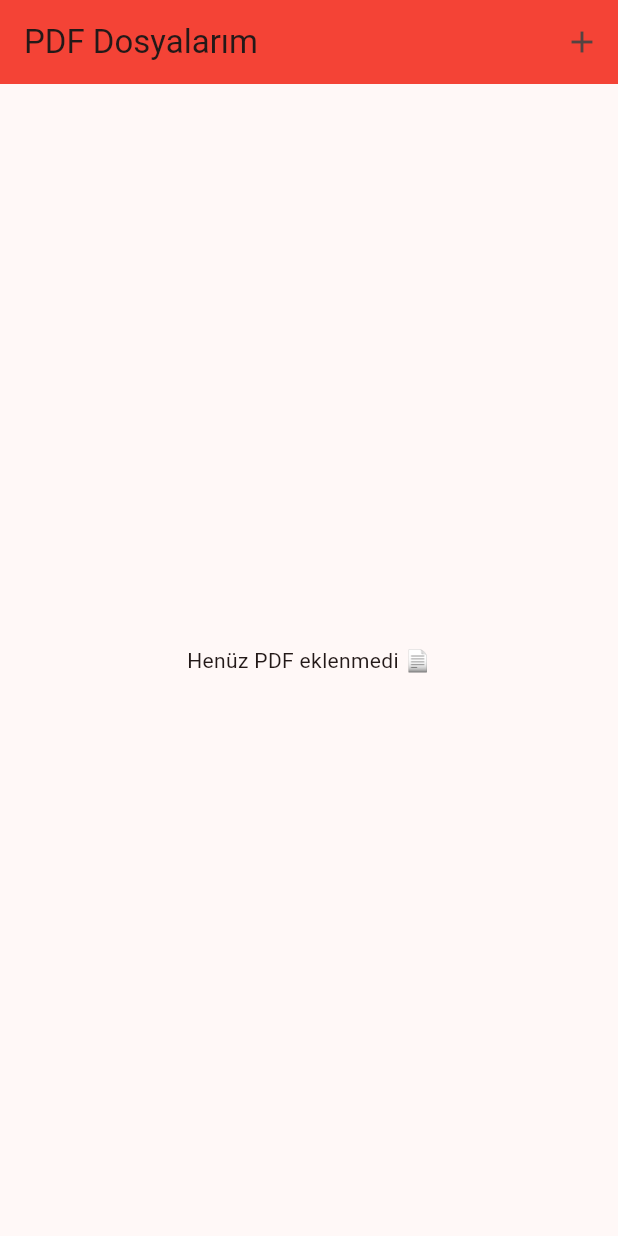
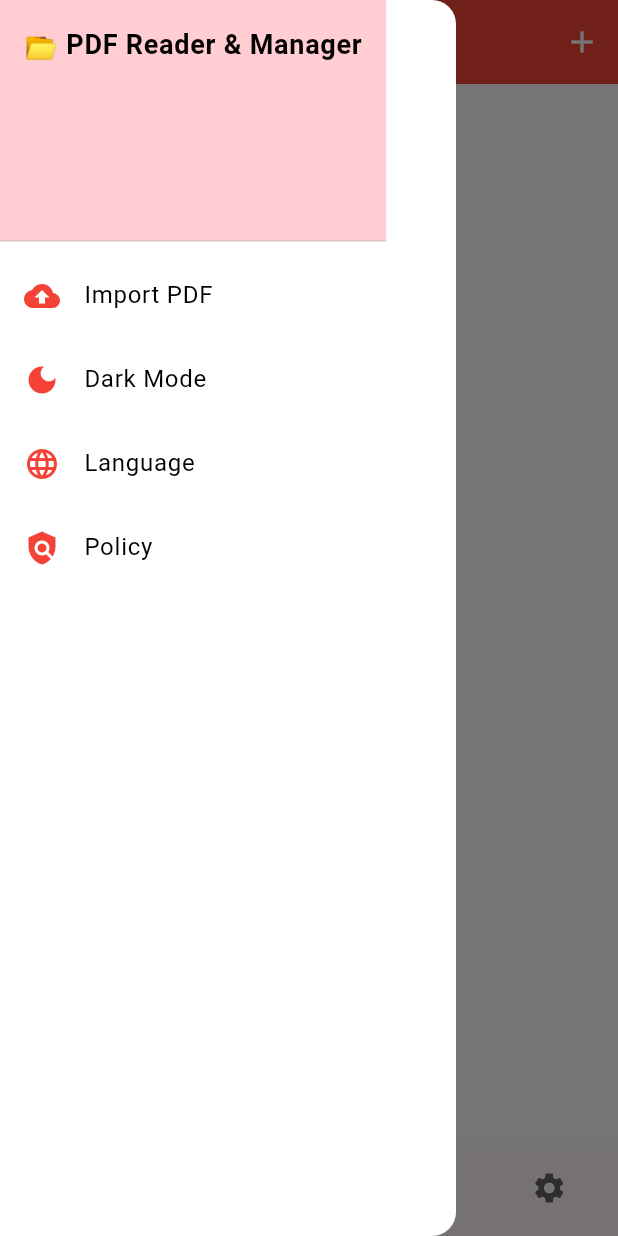
Before and after one commit to Productapptime/flu, a Flutter app: the screen it shows after launch, with the side drawer open (before the commit the screen has no drawer), on a phone screen of 412 x 824 dp. Run offline on Flutter 3.47's test engine with Material 3 defaults, Android fonts, the phone set to English and light mode, and no system bars; our stand-ins replace file_picker; missing offline and left inert: flutter_inappwebview.

Commit message:
Update main.dart

```diff
--- a/lib/main.dart
+++ b/lib/main.dart
@@ -1,3 +1,4 @@
+// lib/main.dart
 import 'dart:io';
 import 'dart:convert';
 import 'package:flutter/material.dart';
@@ -6,16 +7,16 @@ import 'package:flutter_inappwebview/flutter_inappwebview.dart';
 
 void main() async {
   WidgetsFlutterBinding.ensureInitialized();
-  runApp(const PDFApp());
+  runApp(const PDFManagerApp());
 }
 
-class PDFApp extends StatelessWidget {
-  const PDFApp({super.key});
+class PDFManagerApp extends StatelessWidget {
+  const PDFManagerApp({super.key});
 
   @override
   Widget build(BuildContext context) {
     return MaterialApp(
-      title: 'PDF Viewer',
+      title: "PDF Manager",
       debugShowCheckedModeBanner: false,
       theme: ThemeData(
         useMaterial3: true,
@@ -35,27 +36,28 @@ class PDFHomePage extends StatefulWidget {
 
 class _PDFHomePageState extends State<PDFHomePage> {
   final List<File> _pdfFiles = [];
+  bool _darkMode = false;
+  int _selectedIndex = 0;
+  File? _savedFile;
 
+  // 🔹 PDF ekleme
   Future<void> _pickPdf() async {
     final result = await FilePicker.platform.pickFiles(
       type: FileType.custom,
       allowedExtensions: ['pdf'],
     );
-
     if (result != null && result.files.single.path != null) {
       final file = File(result.files.single.path!);
       setState(() => _pdfFiles.add(file));
     }
   }
 
+  // 🔹 PDF aç
   void _openPdf(File file) async {
     final newFile = await Navigator.push<File?>(
       context,
       MaterialPageRoute(
-        builder: (_) => PDFViewerPage(
-          filePath: file.path,
-          fileName: file.path.split('/').last,
-        ),
+        builder: (_) => PDFViewerPage(filePath: file.path, fileName: file.path.split('/').last),
       ),
     );
 
@@ -64,51 +66,143 @@ class _PDFHomePageState extends State<PDFHomePage> {
     }
   }
 
+  // 🔹 Drawer menüsü
+  void _openDrawer() {
+    Scaffold.of(context).openDrawer();
+  }
+
+  // 🔹 Tema değiştirme
+  void _toggleDarkMode() {
+    setState(() => _darkMode = !_darkMode);
+  }
+
   @override
   Widget build(BuildContext context) {
+    final isDark = _darkMode;
+    final Color bg = isDark ? Colors.black : Colors.white;
+    final Color text = isDark ? Colors.white : Colors.black;
+
     return Scaffold(
+      backgroundColor: bg,
+      drawer: Drawer(
+        backgroundColor: bg,
+        child: Column(
+          crossAxisAlignment: CrossAxisAlignment.start,
+          children: [
+            DrawerHeader(
+              decoration: BoxDecoration(color: isDark ? Colors.red.shade900 : Colors.red.shade100),
+              child: Text(
+                "📂 PDF Reader & Manager",
+                style: TextStyle(color: text, fontSize: 18, fontWeight: FontWeight.bold),
+              ),
+            ),
+            ListTile(
+              leading: const Icon(Icons.cloud_upload, color: Colors.red),
+              title: Text("Import PDF", style: TextStyle(color: text)),
+              onTap: () {
+                Navigator.pop(context);
+                _pickPdf();
+              },
+            ),
+            ListTile(
+              leading: const Icon(Icons.dark_mode, color: Colors.red),
+              title: Text(isDark ? "Light Mode" : "Dark Mode", style: TextStyle(color: text)),
+              onTap: () {
+                _toggleDarkMode();
+                Navigator.pop(context);
+              },
+            ),
+            ListTile(
+              leading: const Icon(Icons.language, color: Colors.red),
+              title: Text("Language", style: TextStyle(color: text)),
+              onTap: () => ScaffoldMessenger.of(context).showSnackBar(
+                const SnackBar(content: Text("Dil değiştirme henüz aktif değil.")),
+              ),
+            ),
+            ListTile(
+              leading: const Icon(Icons.policy, color: Colors.red),
+              title: Text("Policy", style: TextStyle(color: text)),
+              onTap: () => ScaffoldMessenger.of(context).showSnackBar(
+                const SnackBar(content: Text("Policy sayfası yakında.")),
+              ),
+            ),
+          ],
+        ),
+      ),
       appBar: AppBar(
-        title: const Text('PDF Dosyalarım'),
-        backgroundColor: Colors.red,
+        backgroundColor: isDark ? Colors.red.shade900 : Colors.red,
+        title: Text(
+          ["All Files", "Recent", "Favorites", "Tools"][_selectedIndex],
+          style: const TextStyle(color: Colors.white),
+        ),
+        leading: Builder(
+          builder: (context) => IconButton(
+            icon: const Icon(Icons.menu, color: Colors.white),
+            onPressed: _openDrawer,
+          ),
+        ),
         actions: [
           IconButton(
-            icon: const Icon(Icons.add),
+            icon: const Icon(Icons.add, color: Colors.white),
             onPressed: _pickPdf,
           ),
         ],
       ),
-      body: _pdfFiles.isEmpty
-          ? const Center(child: Text('Henüz PDF eklenmedi 📄'))
+      body: _selectedIndex == 0
+          ? (_pdfFiles.isEmpty
+              ? Center(
+                  child: Text(
+                    "Henüz PDF eklenmedi 📄",
+                    style: TextStyle(color: text.withOpacity(0.7)),
+                  ),
+                )
               : ListView.builder(
+                  padding: const EdgeInsets.all(8),
                   itemCount: _pdfFiles.length,
-              itemBuilder: (context, index) {
-                final f = _pdfFiles[index];
-                return ListTile(
+                  itemBuilder: (context, i) {
+                    final f = _pdfFiles[i];
+                    return Card(
+                      color: isDark ? Colors.grey.shade900 : Colors.white,
+                      child: ListTile(
                         leading: const Icon(Icons.picture_as_pdf, color: Colors.red),
-                  title: Text(f.path.split('/').last),
+                        title: Text(f.path.split('/').last, style: TextStyle(color: text)),
                         onTap: () => _openPdf(f),
                         trailing: IconButton(
-                    icon: const Icon(Icons.delete_outline),
-                    onPressed: () {
-                      setState(() => _pdfFiles.removeAt(index));
-                    },
+                          icon: const Icon(Icons.delete_outline, color: Colors.red),
+                          onPressed: () => setState(() => _pdfFiles.removeAt(i)),
+                        ),
                       ),
                     );
                   },
+                ))
+          : Center(
+              child: Text(
+                "Bu sekme henüz aktif değil",
+                style: TextStyle(color: text.withOpacity(0.7)),
+              ),
+            ),
+      bottomNavigationBar: BottomNavigationBar(
+        currentIndex: _selectedIndex,
+        onTap: (i) => setState(() => _selectedIndex = i),
+        backgroundColor: bg,
+        selectedItemColor: Colors.red,
+        unselectedItemColor: isDark ? Colors.grey.shade400 : Colors.grey.shade700,
+        items: const [
+          BottomNavigationBarItem(icon: Icon(Icons.folder), label: "All Files"),
+          BottomNavigationBarItem(icon: Icon(Icons.history), label: "Recent"),
+          BottomNavigationBarItem(icon: Icon(Icons.favorite), label: "Favorites"),
+          BottomNavigationBarItem(icon: Icon(Icons.settings), label: "Tools"),
+        ],
       ),
     );
   }
 }
 
+// 🧩 PDF VIEWER SAYFASI
 class PDFViewerPage extends StatefulWidget {
   final String filePath;
   final String fileName;
-
-  const PDFViewerPage({
-    super.key,
-    required this.filePath,
-    required this.fileName,
-  });
+  const PDFViewerPage({super.key, required this.filePath, required this.fileName});
 
   @override
   State<PDFViewerPage> createState() => _PDFViewerPageState();
@@ -122,8 +216,7 @@ class _PDFViewerPageState extends State<PDFViewerPage> {
   @override
   Widget build(BuildContext context) {
     final pdfUri = Uri.file(widget.filePath).toString();
-    final htmlPath =
-        'file:///android_asset/flutter_assets/assets/web/viewer.html?file=$pdfUri';
+    final htmlPath = 'file:///android_asset/flutter_assets/assets/web/viewer.html?file=$pdfUri';
 
     return WillPopScope(
       onWillPop: () async {
@@ -132,8 +225,12 @@ class _PDFViewerPageState extends State<PDFViewerPage> {
       },
       child: Scaffold(
         appBar: AppBar(
-          title: Text(widget.fileName),
           backgroundColor: Colors.red,
+          title: Text(widget.fileName, style: const TextStyle(color: Colors.white)),
+          leading: IconButton(
+            icon: const Icon(Icons.arrow_back, color: Colors.white),
+            onPressed: () => Navigator.pop(context, _savedFile),
+          ),
         ),
         body: Stack(
           children: [
@@ -149,25 +246,19 @@ class _PDFViewerPageState extends State<PDFViewerPage> {
               ),
               onWebViewCreated: (controller) {
                 _controller = controller;
-
-                // 📡 Flutter’a PDF verisi geldiğinde kaydet
                 _controller!.addJavaScriptHandler(
                   handlerName: "onPdfSaved",
                   callback: (args) async {
                     final originalName = args.isNotEmpty ? args[0] : widget.fileName;
                     final base64Data = args.length > 1 ? args[1] : null;
+                    final dir = File(widget.filePath).parent.path;
+                    final newPath = "$dir/kaydedilmis_$originalName";
 
-                    final dir = File(widget.filePath).parent.path;
-                    final savedName = "kaydedilmis_$originalName";
-                    final newPath = "$dir/$savedName";
-
-                    // Eğer viewer.html base64 veri gönderdiyse dosyayı gerçekten kaydet
                     if (base64Data != null && base64Data.isNotEmpty) {
                       final bytes = base64Decode(base64Data);
                       final savedFile = await File(newPath).writeAsBytes(bytes);
                       _savedFile = savedFile;
                     } else {
-                      // fallback: sadece kopya oluştur
                       _savedFile = await File(widget.filePath).copy(newPath);
                     }
 
@@ -181,13 +272,7 @@ class _PDFViewerPageState extends State<PDFViewerPage> {
                   },
                 );
               },
-              onLoadStop: (controller, url) => setState(() => _isLoaded = true),
-              onConsoleMessage: (controller, message) {
-                debugPrint('WEBVIEW LOG: ${message.message}');
-              },
-              onLoadError: (controller, url, code, message) {
-                debugPrint('WEBVIEW ERROR ($code): $message');
-              },
+              onLoadStop: (c, _) => setState(() => _isLoaded = true),
             ),
             if (!_isLoaded)
               const Center(child: CircularProgressIndicator(color: Colors.red)),
```
Lines whose indentation alone changed are shown as unchanged.
